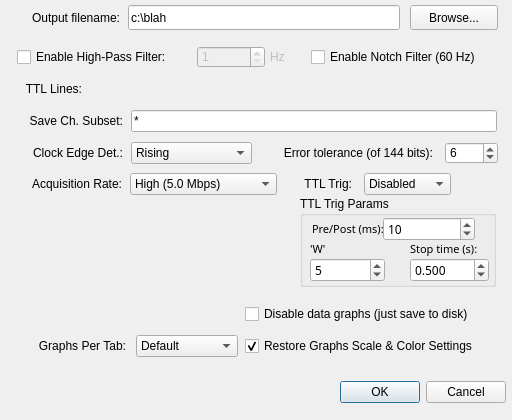
First picture: the form in Bug_ConfigDialog.ui, repository acorver/SpikeGL, before the edit.
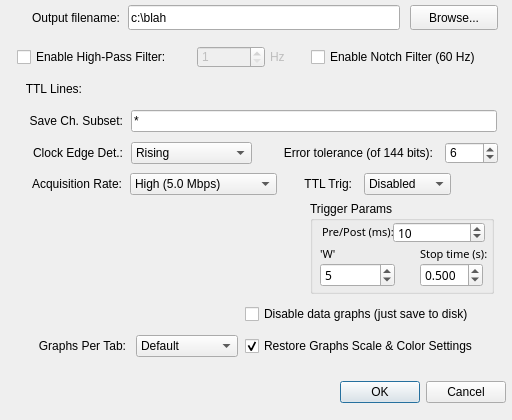
Second picture: the form after the edit. Icons and pictures are not drawn.

The edit to the form file:
```diff
--- a/Bug_ConfigDialog.ui
+++ b/Bug_ConfigDialog.ui
@@ -619,14 +619,14 @@
   <widget class="QGroupBox" name="trigParams">
    <property name="geometry">
     <rect>
-     <x>300</x>
-     <y>196</y>
-     <width>196</width>
-     <height>91</height>
+     <x>310</x>
+     <y>201</y>
+     <width>184</width>
+     <height>93</height>
     </rect>
    </property>
    <property name="title">
-    <string>TTL Trig Params</string>
+    <string>Trigger Params</string>
    </property>
    <widget class="QSpinBox" name="trigPre">
     <property name="geometry">
@@ -634,7 +634,7 @@
       <x>83</x>
       <y>21</y>
       <width>92</width>
-      <height>24</height>
+      <height>21</height>
      </rect>
     </property>
     <property name="sizePolicy">
@@ -664,7 +664,7 @@
      <rect>
       <x>110</x>
       <y>62</y>
-      <width>79</width>
+      <width>63</width>
       <height>24</height>
      </rect>
     </property>
@@ -761,7 +761,7 @@
       <x>12</x>
       <y>21</y>
       <width>73</width>
-      <height>24</height>
+      <height>19</height>
      </rect>
     </property>
     <property name="font">
```
